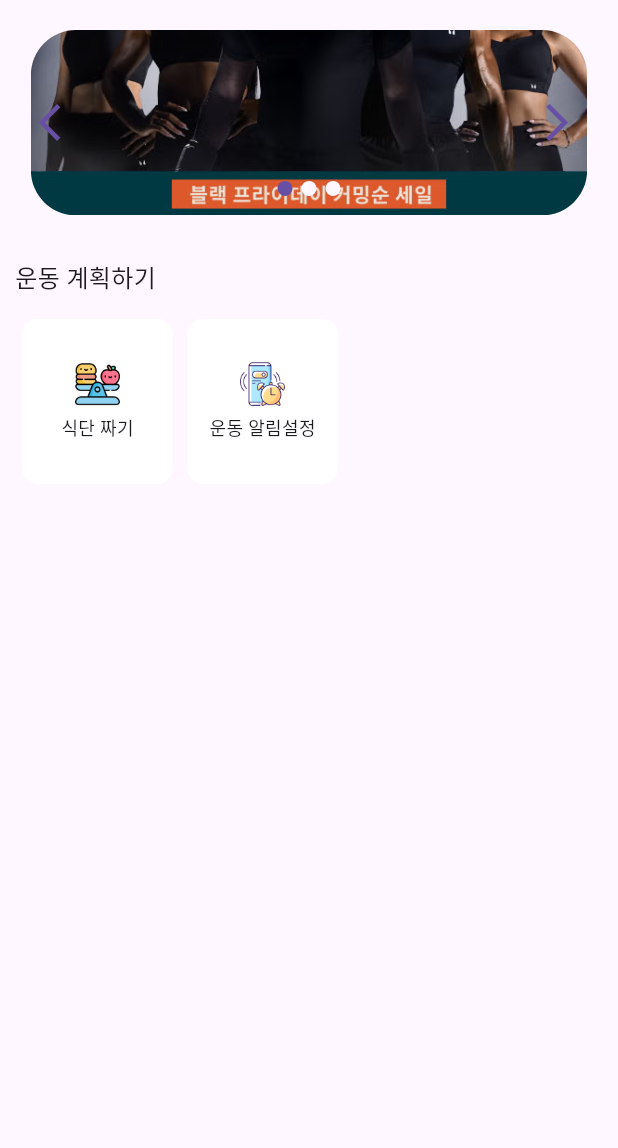
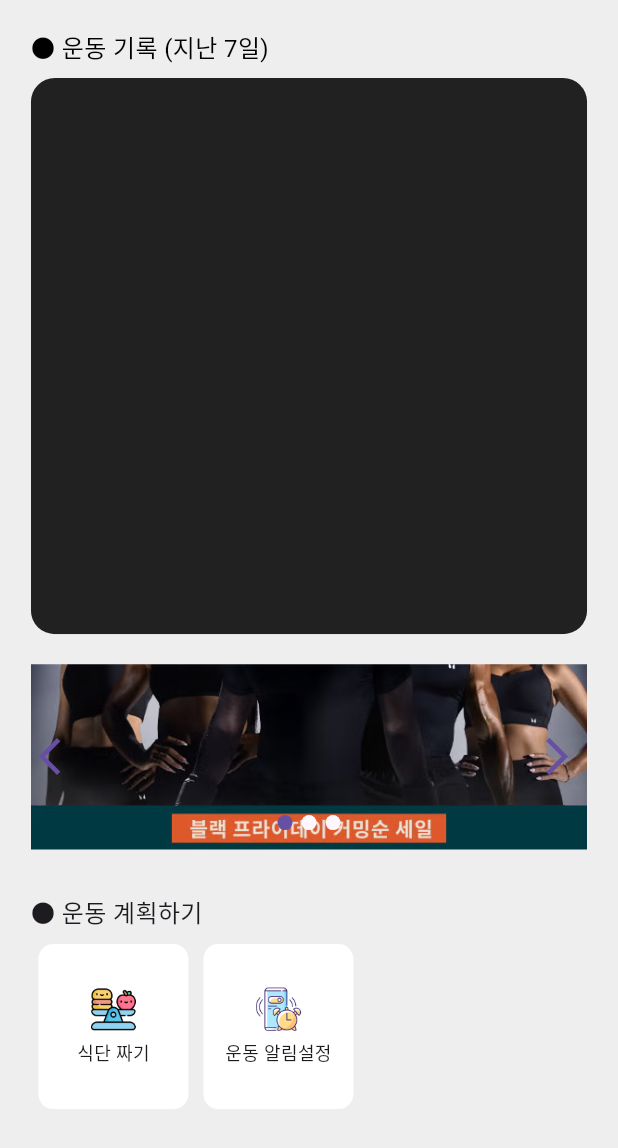
Before and after one commit to AI-X-main-projext-ITOWE/FitChecker_Flutter_v3, a Flutter app: the MainPage screen opened directly, on a phone screen of 412 x 824 dp. Shown: the top 1148 px of the screen. Run offline on Flutter 3.47's test engine with Material 3 defaults, Android fonts, the phone set to English and light mode, and no system bars; drawn by our look-alikes of fl_chart; our stand-ins replace cloud_firestore, firebase_auth, firebase_core, firebase_database, flutter_dotenv, flutter_markdown and 5 more; missing offline and left inert: dart:ffi, kakao_flutter_sdk_user; accounts and stored records are empty.

```diff
--- a/lib/components/edit_profile.dart
+++ b/lib/components/edit_profile.dart
@@ -63,7 +63,7 @@ class _EditProfileState extends State<EditProfile> {
         'weight': _weightController.text,
       });
 
-      Navigator.pop(context);
+      Navigator.pop(context, 'updated');
 
       ScaffoldMessenger.of(context).showSnackBar(
         SnackBar(content: Text('프로필이 업데이트되었습니다.')),
--- a/lib/components/exerciseGraph.dart
+++ b/lib/components/exerciseGraph.dart
@@ -11,6 +11,7 @@ class ExerciseGraph extends StatefulWidget {
 class _ExerciseGraphState extends State<ExerciseGraph> {
   Map<String, int> counterSumByExercise = {};
   Map<String, int> timeSumByExercise = {};
+  bool isLoading = true; // 로딩 상태 변수 선언
 
   @override
   void initState() {
@@ -21,20 +22,21 @@ class _ExerciseGraphState extends State<ExerciseGraph> {
   // Firestore에서 운동 기록 가져오기
   Future<void> _fetchExerciseData() async {
     final user = FirebaseAuth.instance.currentUser;
-    final year = DateTime.now().year.toString();
-    final month = DateTime.now().month.toString().padLeft(2, '0');
-    final today = '${year}-${month}';
+    final now = DateTime.now();
+    final sevenDaysAgo = now.subtract(Duration(days: 6));
 
     if (user != null) {
       final uid = user.uid;
 
       try {
+        // Firestore 쿼리 수정: 'exerciseDate' 필드가 'yyyy-MM-dd' 형식이라고 가정
         final querySnapshot = await FirebaseFirestore.instance
             .collection('users')
             .doc(uid)
             .collection('exercise_days')
-            .orderBy('exerciseDate')
-            .startAt([today])
+            .where('exerciseDate', isGreaterThanOrEqualTo: _formatDate(sevenDaysAgo))
+            .where('exerciseDate', isLessThanOrEqualTo: _formatDate(now))
+            .orderBy('exerciseDate', descending: false)
             .get();
 
         final Map<String, List<Map<String, dynamic>>> exerciseData = {};
@@ -54,47 +56,26 @@ class _ExerciseGraphState extends State<ExerciseGraph> {
           }
         }
 
-        // 여기까지는 기존 형식을 그대로 유지
-
-        // 여기서부터 지난 7일간의 데이터만 추려서, 운동종목별로 총합을 낸다.
-        final now = DateTime.now();
-        final sevenDaysAgo = now.subtract(const Duration(days: 7));
-
-        // 지난 7일간 해당하는 데이터만 추출
-        final Map<String, int> counterSumByExercise = {};
-        final Map<String, int> timeSumByExercise = {};
+        // 지난 7일간의 데이터만 추려서, 운동종목별로 총합을 계산
+        final Map<String, int> tempCounterSum = {};
+        final Map<String, int> tempTimeSum = {};
 
         exerciseData.forEach((dateString, exercises) {
-          // dateString -> "2024-12-10" 형태를 DateTime으로 파싱
-          final parts = dateString.split('-');
-          if (parts.length == 3) {
-            final year = int.tryParse(parts[0]);
-            final month = int.tryParse(parts[1]);
-            final day = int.tryParse(parts[2]);
-            if (year != null && month != null && day != null) {
-              final date = DateTime(year, month, day);
-              // 지난 7일 범위 안에 해당하는 날짜인지 확인
-              if (date.isAfter(sevenDaysAgo) && !date.isAfter(now)) {
           for (var ex in exercises) {
             final name = ex["exerciseName"] ?? "";
-                  final counter =
-                      int.tryParse(ex["totalCounter"].toString()) ?? 0;
+            final counter = int.tryParse(ex["totalCounter"].toString()) ?? 0;
             final time = int.tryParse(ex["exerciseTime"].toString()) ?? 0;
 
-                  counterSumByExercise[name] =
-                      (counterSumByExercise[name] ?? 0) + counter;
-                  timeSumByExercise[name] =
-                      (timeSumByExercise[name] ?? 0) + time;
-                }
-              }
-            }
+            tempCounterSum[name] = (tempCounterSum[name] ?? 0) + counter;
+            tempTimeSum[name] = (tempTimeSum[name] ?? 0) + time;
           }
         });
 
-        // setState로 데이터 업데이트
+        // setState로 데이터 업데이트 및 로딩 완료
         setState(() {
-          this.counterSumByExercise = counterSumByExercise;
-          this.timeSumByExercise = timeSumByExercise;
+          counterSumByExercise = tempCounterSum;
+          timeSumByExercise = tempTimeSum;
+          isLoading = false; // 로딩 완료
         });
 
         // 결과 출력 (형식 그대로 두고, 추가적인 출력만)
@@ -106,68 +87,171 @@ class _ExerciseGraphState extends State<ExerciseGraph> {
         });
       } catch (e) {
         print('Error fetching exercise data: $e');
+        setState(() {
+          isLoading = false; // 에러 발생 시 로딩 종료
+        });
+      }
+    } else {
+      setState(() {
+        isLoading = false; // 유저가 없을 경우 로딩 종료
+      });
     }
   }
+
+  // 날짜를 'yyyy-MM-dd' 형식으로 포맷팅하는 헬퍼 함수
+  String _formatDate(DateTime date) {
+    return '${date.year.toString().padLeft(4, '0')}-'
+        '${date.month.toString().padLeft(2, '0')}-'
+        '${date.day.toString().padLeft(2, '0')}';
   }
 
   @override
   Widget build(BuildContext context) {
-    return Scaffold(
-      appBar: AppBar(
-        title: Text("운동 기록 그래프"),
-      ),
-      body: Padding(
-        padding: const EdgeInsets.all(16.0),
-        child: counterSumByExercise.isNotEmpty
-            ? SingleChildScrollView( // 스크롤 가능하도록 감싸기
+    if (isLoading) {
+      // 데이터 로딩 중일 때 로딩 인디케이터 표시
+      return Center(child: CircularProgressIndicator());
+    }
+
+    // 화면 너비를 가져와 그래프 크기 설정
+    double screenWidth = MediaQuery.of(context).size.width;
+    double chartSize = screenWidth * 0.9; // 화면 너비의 90%
+
+    // Y축의 최댓값과 최솟값 계산
+    int maxCounter = counterSumByExercise.values.isNotEmpty
+        ? counterSumByExercise.values.reduce((a, b) => a > b ? a : b)
+        : 0;
+    double adjustedMaxY = (maxCounter * 1.2).ceilToDouble();
+
+    // List of exercise names and their counts
+    final exerciseNames = counterSumByExercise.keys.toList();
+    final exerciseCounts = counterSumByExercise.values.toList();
+
+    return Center(
       child: Column(
         crossAxisAlignment: CrossAxisAlignment.start,
         children: [
           Text(
-                "운동 기록 (지난 7일)",
-                style: TextStyle(fontSize: 20, fontWeight: FontWeight.bold),
+            "● 운동 기록 (지난 7일)",
+            style: TextStyle(fontSize: 16, color: Colors.black),
           ),
-              SizedBox(height: 20),
-              Container(
-                width: double.infinity, // 부모로부터 가로 크기 받음
-                height: 300, // Y축 크기 제한
+          SizedBox(height: 8),
+          // Stack to overlay dots on top of the bar chart
+          Stack(
+            alignment: Alignment.center,
+            children: [
+              // 그래프에 border-radius를 추가하고, 위와 아래 글자가 잘리지 않도록 패딩을 추가
+              ClipRRect(
+                borderRadius: BorderRadius.circular(16), // border-radius 추가
+                clipBehavior: Clip.antiAlias, // 클리핑 설정
+                child: Container(
+                  padding: EdgeInsets.only(top: 60, bottom: 20, left: 20, right: 20), // 패딩 조정
+                  width: chartSize,
+                  height: chartSize, // 컨테이너 높이 추가 증가
+                  color: Colors.grey[900], // 어두운 배경색 설정
                   child: BarChart(
                     BarChartData(
+                      backgroundColor: Colors.transparent, // Container의 배경색 사용
+                      minY: 0,
+                      maxY: adjustedMaxY,
                       barGroups: _generateBarGroups(),
                       titlesData: FlTitlesData(
                         leftTitles: AxisTitles(
-                        sideTitles: SideTitles(showTitles: true),
+                          sideTitles: SideTitles(
+                            showTitles: false,
+                            interval: adjustedMaxY / 5,
+                            getTitlesWidget: (value, meta) {
+                              return Text(
+                                value.toInt().toString(),
+                                style: TextStyle(
+                                  color: Colors.white70,
+                                  fontSize: 10,
+                                ),
+                              );
+                            },
+                          ),
                         ),
                         bottomTitles: AxisTitles(
                           sideTitles: SideTitles(
                             showTitles: true,
-                          getTitlesWidget: (double value, TitleMeta meta) {
-                            final keys =
-                            counterSumByExercise.keys.toList();
-                            if (value.toInt() < keys.length) {
+                            getTitlesWidget: (value, meta) {
+                              if (value.toInt() < exerciseNames.length) {
+                                String exercise = exerciseNames[value.toInt()];
                                 return SideTitleWidget(
                                   axisSide: meta.axisSide,
-                                child: Text(keys[value.toInt()]),
+                                  child: Text(
+                                    exercise,
+                                    style: TextStyle(
+                                      color: Colors.white,
+                                      fontSize: 10,
+                                    ),
+                                  ),
                                 );
+                              } else {
+                                return Container();
                               }
-                            return Container();
+                            },
+                          ),
+                        ),
+                        topTitles: AxisTitles(
+                          sideTitles: SideTitles(showTitles: false), // 위 숫자 제거
+                        ),
+                        rightTitles: AxisTitles(
+                          sideTitles: SideTitles(showTitles: false), // 오른쪽 숫자 제거
+                        ),
+                      ),
+                      borderData: FlBorderData(show: false),
+                      gridData: FlGridData(
+                        show: true,
+                        drawHorizontalLine: true,
+                        horizontalInterval: adjustedMaxY / 5,
+                        getDrawingHorizontalLine: (value) {
+                          return FlLine(
+                            color: Colors.white12,
+                            strokeWidth: 1,
+                          );
+                        },
+                        drawVerticalLine: false,
+                      ),
+                      alignment: BarChartAlignment.spaceAround,
+                      // 툴팁 설정
+                      barTouchData: BarTouchData(
+                        enabled: true,
+                        touchTooltipData: BarTouchTooltipData(
+                          tooltipRoundedRadius: 8, // 툴팁의 둥근 모서리
+                          tooltipPadding: EdgeInsets.all(8), // 툴팁 내부 패딩
+                          getTooltipItem: (group, groupIndex, rod, rodIndex) {
+                            String exercise = counterSumByExercise.keys.toList()[group.x.toInt()];
+                            return BarTooltipItem(
+                              '$exercise\n',
+                              TextStyle(
+                                color: Colors.white,
+                                fontWeight: FontWeight.bold,
+                                fontSize: 14,
+                              ),
+                              children: <TextSpan>[
+                                TextSpan(
+                                  text: '${rod.toY.toInt()} 회',
+                                  style: TextStyle(
+                                    color: Colors.yellowAccent,
+                                    fontSize: 12,
+                                    fontWeight: FontWeight.w500,
+                                  ),
+                                ),
+                              ],
+                            );
                           },
                         ),
                       ),
                     ),
-                    borderData: FlBorderData(show: false),
-                    gridData: FlGridData(show: false),
                   ),
                 ),
               ),
             ],
           ),
-        )
-            : Center(child: CircularProgressIndicator()),
+        ],
       ),
     );
   }
-
 
   List<BarChartGroupData> _generateBarGroups() {
     final keys = counterSumByExercise.keys.toList();
@@ -176,16 +260,19 @@ class _ExerciseGraphState extends State<ExerciseGraph> {
     for (int i = 0; i < keys.length; i++) {
       final name = keys[i];
       final count = counterSumByExercise[name] ?? 0;
-      final time = timeSumByExercise[name] ?? 0;
 
       barGroups.add(
         BarChartGroupData(
           x: i,
           barRods: [
-            BarChartRodData(toY: count.toDouble(), color: Colors.blue),
-            BarChartRodData(toY: time.toDouble(), color: Colors.red),
+            BarChartRodData(
+              toY: count.toDouble(),
+              color: Colors.blueAccent,
+              width: 20, // 막대 너비 조정
+              borderRadius: BorderRadius.vertical(top: Radius.circular(4)), // 막대 모서리 둥글게
+            ),
           ],
-          showingTooltipIndicators: [0, 1],
+          showingTooltipIndicators: [0],
         ),
       );
     }
--- a/lib/components/main_page.dart
+++ b/lib/components/main_page.dart
@@ -9,10 +9,14 @@ class MainPage extends StatelessWidget {
 
   @override
   Widget build(BuildContext context) {
-    return SingleChildScrollView(
+    return Scaffold(
+      backgroundColor: Colors.grey[200], // 배경색을 흰색으로 설정
+      body: SingleChildScrollView(
         child: Center(
           child: Column(
             children: [
+              SizedBox(height: 20.0),
+              ExerciseGraph(),
               SizedBox(height: 20.0),
               // Swiper
               _buildSwiper(context),
@@ -20,6 +24,7 @@ class MainPage extends StatelessWidget {
               // 두 번째 메뉴
               _buildExerciseList(context), // 수정된 부분
             ],
+          ),
         ),
       ),
     );
@@ -35,7 +40,7 @@ class MainPage extends StatelessWidget {
 
 
         return ClipRRect(
-          borderRadius: BorderRadius.circular(30.0), // 모서리를 둥글게 설정
+          borderRadius: BorderRadius.circular(0), // 모서리를 둥글게 설정
           child: Container(
             width: screenWidth * 0.9, // 화면 너비의 90%
             height: screenWidth * 0.3, // 화면 너비의 40%
@@ -94,16 +99,23 @@ class MainPage extends StatelessWidget {
   }
 
   Widget _buildExerciseList(BuildContext context) {
+      double screenWidth = MediaQuery
+          .of(context)
+          .size
+          .width; // 화면 너비
+
     return Padding(
       padding: const EdgeInsets.all(10.0),
+      child: Container(
+        width: screenWidth * 0.9,
         child: Column(
         crossAxisAlignment: CrossAxisAlignment.start,
         children: [
           Text(
-            "운동 계획하기",
+            "● 운동 계획하기",
             style: TextStyle(fontSize: 16, fontWeight: FontWeight.normal),
           ),
-          SizedBox(height: 10),
+          SizedBox(height: 4),
           Container(
             height: 120,
             child: ListView(
@@ -117,6 +129,7 @@ class MainPage extends StatelessWidget {
             ),
           ),
         ],
+      ),
       ),
     );
   }
```
Also changed, not shown: lib/components/my_profile.dart (+9 -4 lines). Lines whose indentation alone changed are shown as unchanged.
